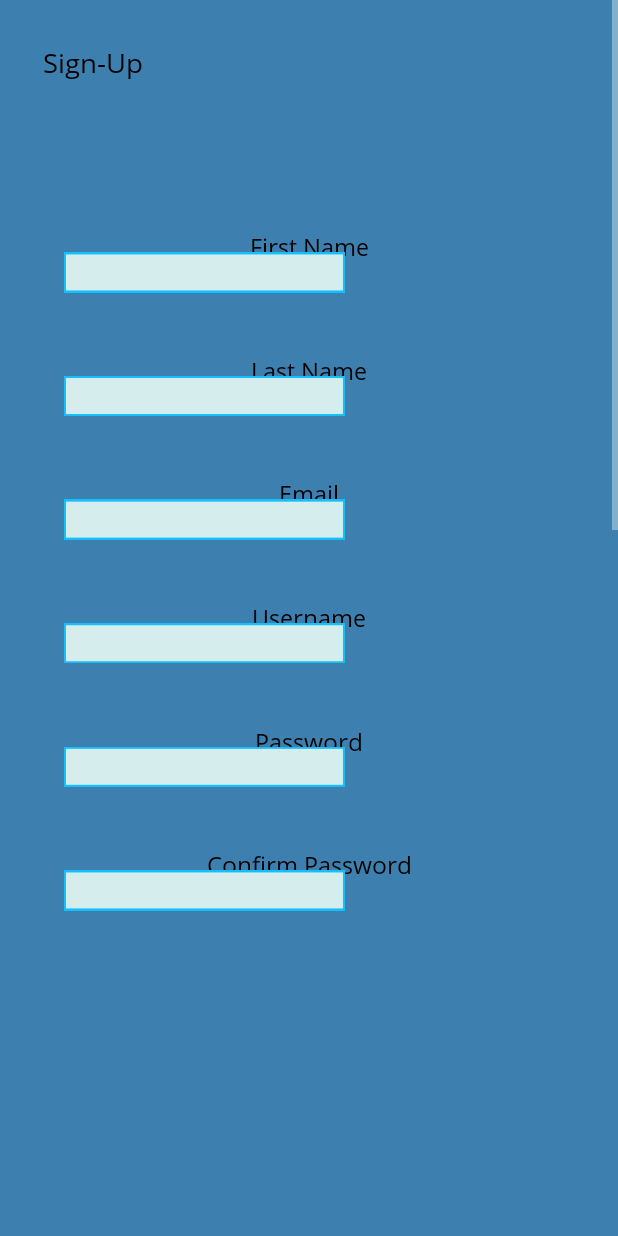
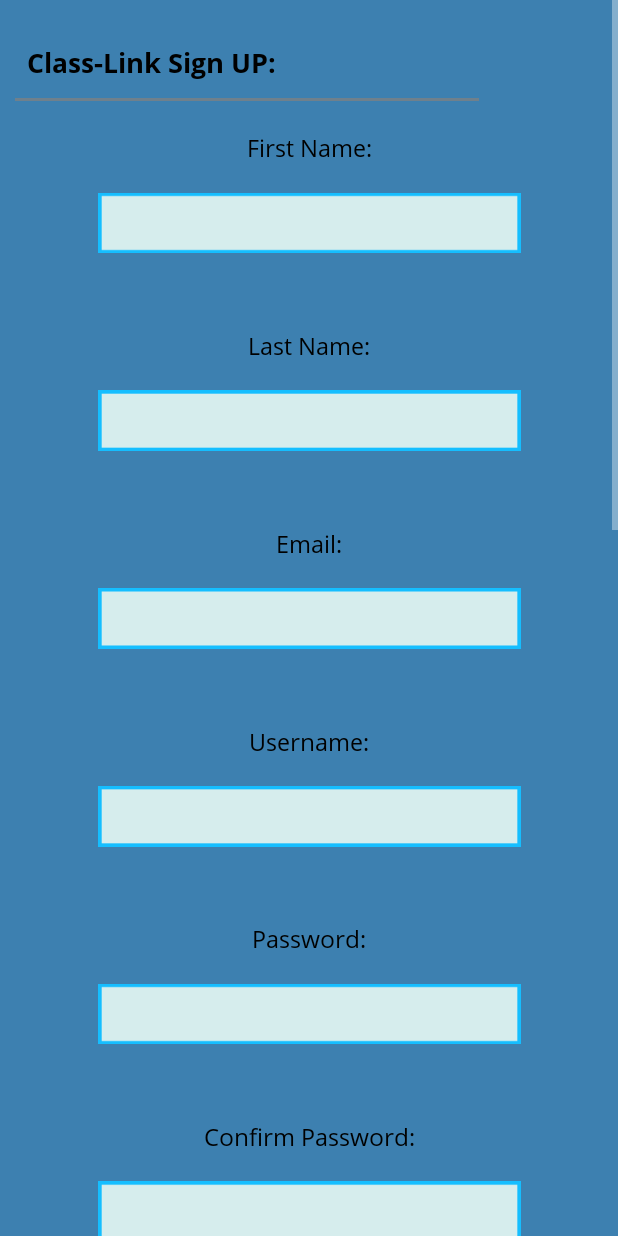
Before and after one commit to RahulChakravarthy/ClassLink, an Android app: the signUp screen opened directly, with no data from a screen before it, on a phone screen of 412 x 824 dp. Run offline under Robolectric (Android 15) with nearby library versions, the phone set to English and light mode, and no system bars.

Commit message:
finished up sign up page

```diff
--- a/Source Code/ClassLink/app/src/main/java/app/classlink/backend/User.java
+++ b/Source Code/ClassLink/app/src/main/java/app/classlink/backend/User.java
@@ -1,8 +1,5 @@
 package app.classlink.backend;
 
-/**
- * Created by jaywe on 2017-06-09.
- */
 
 public class User {
 }
--- a/Source Code/ClassLink/app/src/main/java/app/classlink/backend/baseGroup.java
+++ b/Source Code/ClassLink/app/src/main/java/app/classlink/backend/baseGroup.java
@@ -1,10 +1,6 @@
 package app.classlink.backend;
 
 import java.util.LinkedList;
-
-/**
- * Created by jaywe on 2017-06-09.
- */
 
 public abstract class baseGroup {
 
--- a/Source Code/ClassLink/app/src/main/java/app/classlink/backend/studyGroup.java
+++ b/Source Code/ClassLink/app/src/main/java/app/classlink/backend/studyGroup.java
@@ -1,8 +1,5 @@
 package app.classlink.backend;
 
-/**
- * Created by jaywe on 2017-06-09.
- */
 
 public class studyGroup extends baseGroup {
 
--- a/Source Code/ClassLink/app/src/main/java/app/classlink/helperClasses/viewHelperClass.java
+++ b/Source Code/ClassLink/app/src/main/java/app/classlink/helperClasses/viewHelperClass.java
@@ -7,24 +7,14 @@ import android.graphics.PorterDuff;
 import android.graphics.Typeface;
 import android.text.InputType;
 import android.text.method.PasswordTransformationMethod;
-import android.util.Log;
 import android.view.Display;
 import android.view.MotionEvent;
 import android.view.View;
-import android.view.WindowManager;
 import android.widget.EditText;
 import android.widget.ImageView;
 import android.widget.RelativeLayout;
 import android.widget.TextView;
 
-import org.w3c.dom.Text;
-
-import java.lang.reflect.Field;
-import java.util.HashMap;
-import java.util.Objects;
-
-import app.classlink.R;
-import app.classlink.parents.baseActivity;
 
 /**
  * @Class viewHelperClass : This class has implemented methods to aid with output views to various activities
@@ -269,7 +259,7 @@ public class viewHelperClass {
      */
     public void addGraphicInputBox(EditText textInput, int resourceId, int inputType, float xPosition, float yPosition, float xScale, float yScale){
         this.editGraphics(textInput,xPosition,yPosition,xScale,yScale);
-        textInput.setPadding(20,0,0,0);
+        textInput.setPadding(20,0,20,0);
         textInput.setBackground(this.activityContext.getDrawable(resourceId));
         textInput.setTextColor(Color.BLACK);
         textInput.setInputType(inputType);
--- a/Source Code/ClassLink/app/src/main/java/app/classlink/notificationsMenu.java
+++ b/Source Code/ClassLink/app/src/main/java/app/classlink/notificationsMenu.java
@@ -21,10 +21,6 @@ import app.classlink.parents.baseActivity;
 
 import app.classlink.backend.*;
 
-/**
- * Created by jaywe on 2017-06-11.
- */
-
 public class notificationsMenu extends baseActivity implements activityParameters {
 
     private RecyclerView notifications;
@@ -37,7 +33,7 @@ public class notificationsMenu extends baseActivity implements activityParameter
         setContentView(R.layout.activity_notifications);
 
         this.activityLayout = (RelativeLayout) findViewById(R.id.activity_notifications);
-        viewHelperClass = new viewHelperClass(activityLayout, getApplicationContext());
+        viewHelperClass = new viewHelperClass(activityLayout, getApplicationContext(), this.getWindowManager().getDefaultDisplay());
 
         layoutSetup();
         buttonSetup();
--- a/Source Code/ClassLink/app/src/main/java/app/classlink/signUp.java
+++ b/Source Code/ClassLink/app/src/main/java/app/classlink/signUp.java
@@ -1,13 +1,16 @@
 package app.classlink;
 
 import android.content.Context;
+import android.content.Intent;
 import android.graphics.Color;
 import android.support.v7.app.AppCompatActivity;
 import android.os.Bundle;
 import android.text.InputType;
+import android.view.View;
 import android.widget.EditText;
 import android.widget.ImageView;
 import android.widget.RelativeLayout;
+import android.widget.ScrollView;
 
 import java.util.ArrayList;
 import java.util.Arrays;
@@ -26,10 +29,18 @@ class field {
     public EditText inputBox;
     public ImageView imageBox;
 
+    public boolean error;
+    public String errorMessage;
+
     public field(String name, Context context){
         this.name = name;
         this.inputBox = new EditText(context);
         this.imageBox = new ImageView(context);
+        this.error = false;
+    }
+
+    public void setErrorMessage(String message){
+        this.errorMessage = message;
     }
 }
 
@@ -41,6 +52,8 @@ public class signUp extends baseActivity implements activityParameters {
     /** The functionality of this UI is such that if you want to include another field, just append  to this list*/
     ArrayList<String> keys = new ArrayList<>(Arrays.asList("First Name", "Last Name", "Email", "Username", "Password", "Confirm Password"));
     HashMap<String, field> fields = new HashMap<>();
+
+    ImageView submit,line;
 
     @Override
     protected void onCreate(Bundle savedInstanceState) {
@@ -61,19 +74,28 @@ public class signUp extends baseActivity implements activityParameters {
         this.viewHelperClass = new viewHelperClass(this.activityLayout, getApplicationContext(), this.getWindowManager().getDefaultDisplay());
 
         //Text Setup
-        this.viewHelperClass.addText("Sign-Up", "OpenSans-Regular", "BLACK", 18f, 15, 5);
+        this.viewHelperClass.addText("Class-Link Sign UP: ", "OpenSans-Bold", "BLACK", 18f, 25, 5);
 
         //Graphical Setup
+        line = new ImageView(getApplicationContext());
+        this.viewHelperClass.addGraphics(line, R.drawable.line, 40, 8, 0.75f, 1, false);
         /** Field graphics*/
         for (int i = 0; i < keys.size(); i++){
             //Add each field to a hashmap
             fields.put(keys.get(i), new field(keys.get(i), this.viewHelperClass.getActivityContext()));
-            //store fields in temp values just for code readability
+
             EditText tempEdit = fields.get(keys.get(i)).inputBox;
-            ImageView tempImage = fields.get(keys.get(i)).imageBox;
-            //add fields
-            this.viewHelperClass.addText(keys.get(i), "OpenSans-Regular", "BLACK", 16f, 50,10*i + 20);
-            this.viewHelperClass.addGraphicInputBox(tempEdit, R.drawable.inputbox, InputType.TYPE_CLASS_TEXT, 33, 10*i + 22, 0.5f, 0.5f);
+
+            this.viewHelperClass.addText(keys.get(i) + ":", "OpenSans-Regular", "BLACK", 16f, 50,16*i + 12);
+            this.viewHelperClass.addGraphicInputBox(tempEdit, R.drawable.inputbox, InputType.TYPE_CLASS_TEXT, 50, 16*i + 18, 0.75f, 0.75f);
+        }
+
+        submit = new ImageView(getApplicationContext());
+        this.viewHelperClass.addTextToButton(submit, "Submit", 15, "OpenSans-Regular", "BLACK", R.drawable.curvedbutton, 50,keys.size()*16 + 15f, 0.4f, 0.5f);
+
+        ScrollView signUpScrollView = (ScrollView) findViewById(R.id.signUpScrollView);
+        if (signUpScrollView.getScrollY() >  20){
+            signUpScrollView.setOnTouchListener(null);
         }
     }
 
@@ -81,6 +103,14 @@ public class signUp extends baseActivity implements activityParameters {
      * @Method Submit button to store information in database
      */
     private void submitButton() {
+        submit.setOnClickListener(new View.OnClickListener() {
+            @Override
+            public void onClick(View v) {
+                /** Verify if entered information is correct*/
+                boolean validInformation;
+                startActivity(new Intent(signUp.this, login.class));
+            }
+        });
     }
 
 
--- a/Source Code/ClassLink/app/src/main/res/layout/activity_sign_up.xml
+++ b/Source Code/ClassLink/app/src/main/res/layout/activity_sign_up.xml
@@ -3,20 +3,20 @@
 <ScrollView xmlns:android="http://schemas.android.com/apk/res/android"
     android:layout_width="fill_parent"
     android:layout_height="wrap_content"
+    android:id="@+id/signUpScrollView"
     android:orientation="vertical"
     android:padding="0dp"
-    android:fillViewport="false">
+    android:fillViewport="true">
 
     <RelativeLayout xmlns:android="http://schemas.android.com/apk/res/android"
         xmlns:tools="http://schemas.android.com/tools"
         android:id="@+id/activity_sign_up"
-    android:layout_width="match_parent"
+        android:layout_width="fill_parent"
         android:layout_height="wrap_content"
         android:paddingBottom="@dimen/activity_vertical_margin"
         android:paddingLeft="@dimen/activity_horizontal_margin"
         android:paddingRight="@dimen/activity_horizontal_margin"
         android:paddingTop="@dimen/activity_vertical_margin"
         tools:context="app.classlink.signUp">
-
     </RelativeLayout>
 </ScrollView>
```
Also changed, not shown: Source Code/ClassLink/app/src/main/java/app/classlink/settings.java (+3 -7 lines). Lines whose indentation alone changed are shown as unchanged.
